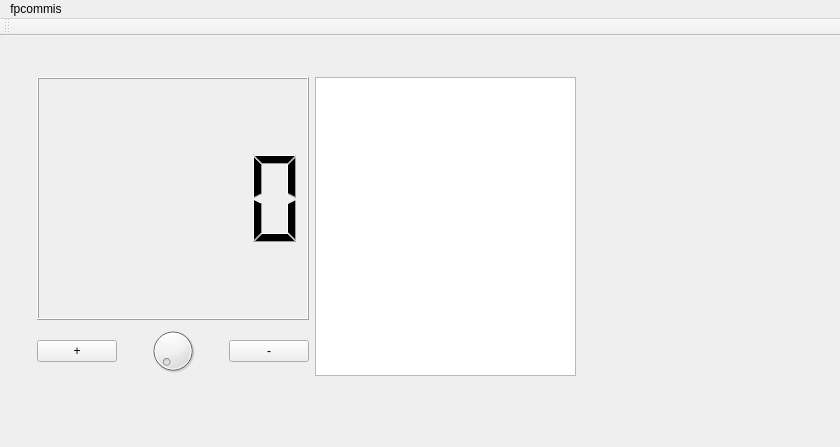
Old version of the form mainwindow.ui in the repository fineplacer-183/qt5-playground.
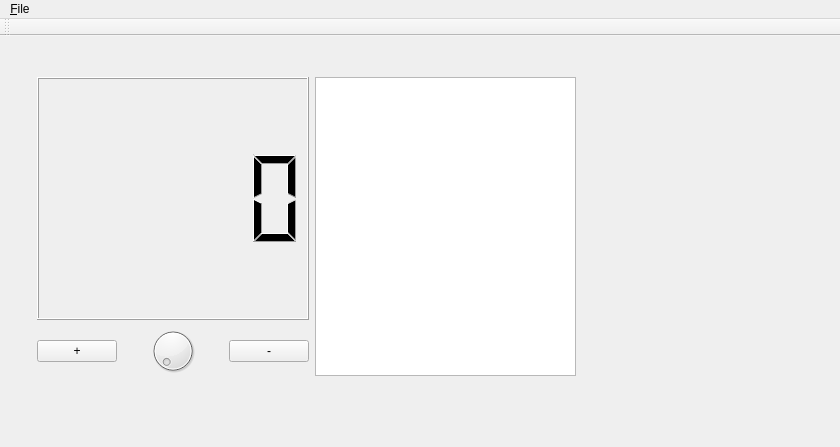
New version of the form. Custom widgets are drawn as their Qt base class.

Commit message: Changed Main menu to File added PAK file load

Diff of the .ui file:
```diff
--- a/mainwindow.ui
+++ b/mainwindow.ui
@@ -67,13 +67,13 @@
      <height>20</height>
     </rect>
    </property>
-   <widget class="QMenu" name="menufpcommis">
+   <widget class="QMenu" name="menuFile">
     <property name="title">
-     <string>fpcommis</string>
+     <string>&amp;File</string>
     </property>
     <addaction name="actionQuit"/>
    </widget>
-   <addaction name="menufpcommis"/>
+   <addaction name="menuFile"/>
   </widget>
   <widget class="QToolBar" name="mainToolBar">
    <attribute name="toolBarArea">
```
Left out of the diff: 12 changed lines with no effect on the pictures.
